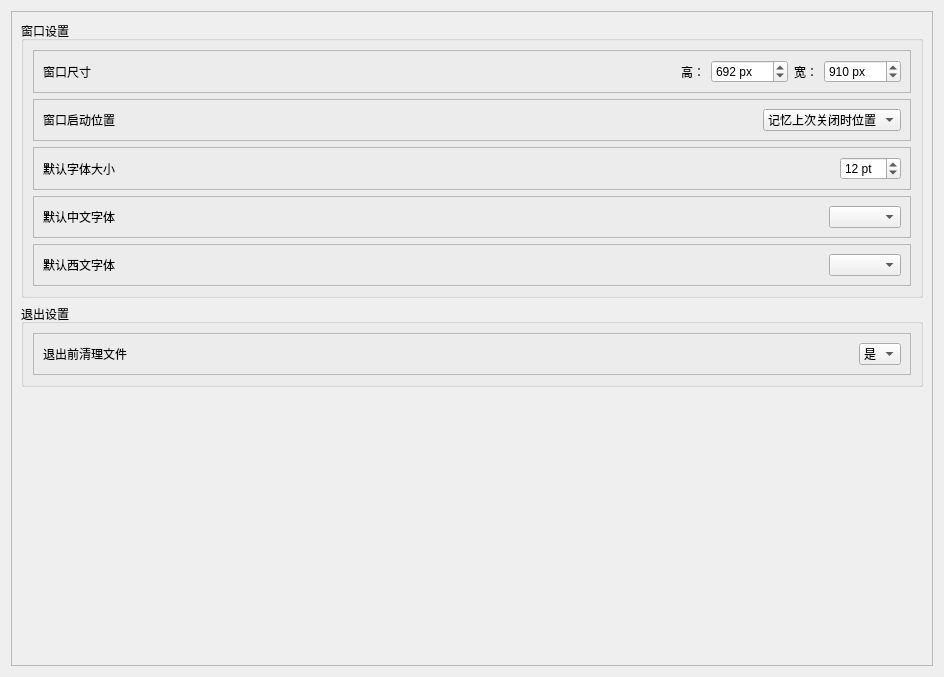
Qt form ui/globalSetting.ui (zys-chd/reliability-tool) before a commit.
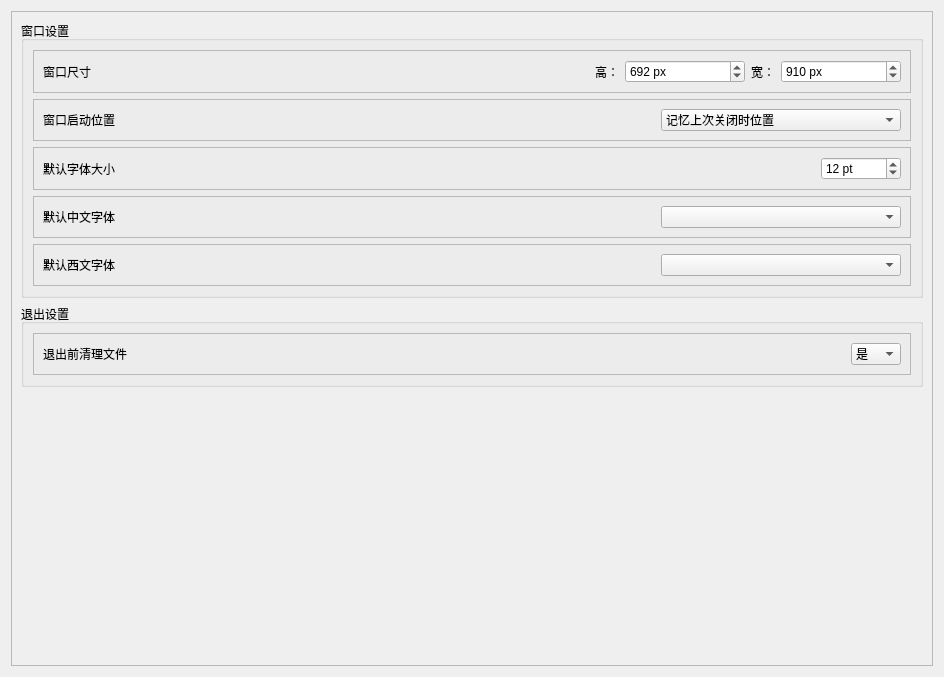
The same form after that commit.

```diff
--- a/ui/globalSetting.ui
+++ b/ui/globalSetting.ui
@@ -73,6 +73,12 @@
              </item>
              <item>
               <widget class="QSpinBox" name="spnWinHeight">
+               <property name="minimumSize">
+                <size>
+                 <width>120</width>
+                 <height>0</height>
+                </size>
+               </property>
                <property name="suffix">
                 <string> px</string>
                </property>
@@ -96,6 +102,12 @@
              </item>
              <item>
               <widget class="QSpinBox" name="spnWinWidth">
+               <property name="minimumSize">
+                <size>
+                 <width>120</width>
+                 <height>0</height>
+                </size>
+               </property>
                <property name="suffix">
                 <string> px</string>
                </property>
@@ -144,6 +156,12 @@
              </item>
              <item>
               <widget class="QComboBox" name="cmbWinPosition">
+               <property name="minimumSize">
+                <size>
+                 <width>240</width>
+                 <height>0</height>
+                </size>
+               </property>
                <item>
                 <property name="text">
                  <string>记忆上次关闭时位置</string>
@@ -230,6 +248,12 @@
              </item>
              <item>
               <widget class="QSpinBox" name="spnFontSize">
+               <property name="minimumSize">
+                <size>
+                 <width>80</width>
+                 <height>0</height>
+                </size>
+               </property>
                <property name="suffix">
                 <string> pt</string>
                </property>
@@ -277,7 +301,14 @@
               </spacer>
              </item>
              <item>
-              <widget class="QComboBox" name="cmbCnFont"/>
+              <widget class="QComboBox" name="cmbCnFont">
+               <property name="minimumSize">
+                <size>
+                 <width>240</width>
+                 <height>0</height>
+                </size>
+               </property>
+              </widget>
              </item>
             </layout>
            </widget>
@@ -312,7 +343,14 @@
               </spacer>
              </item>
              <item>
-              <widget class="QComboBox" name="cmbEnFont"/>
+              <widget class="QComboBox" name="cmbEnFont">
+               <property name="minimumSize">
+                <size>
+                 <width>240</width>
+                 <height>0</height>
+                </size>
+               </property>
+              </widget>
              </item>
             </layout>
            </widget>
@@ -357,6 +395,12 @@
              </item>
              <item>
               <widget class="QComboBox" name="cmbCleanOnExit">
+               <property name="minimumSize">
+                <size>
+                 <width>50</width>
+                 <height>0</height>
+                </size>
+               </property>
                <item>
                 <property name="text">
                  <string>是</string>
```
